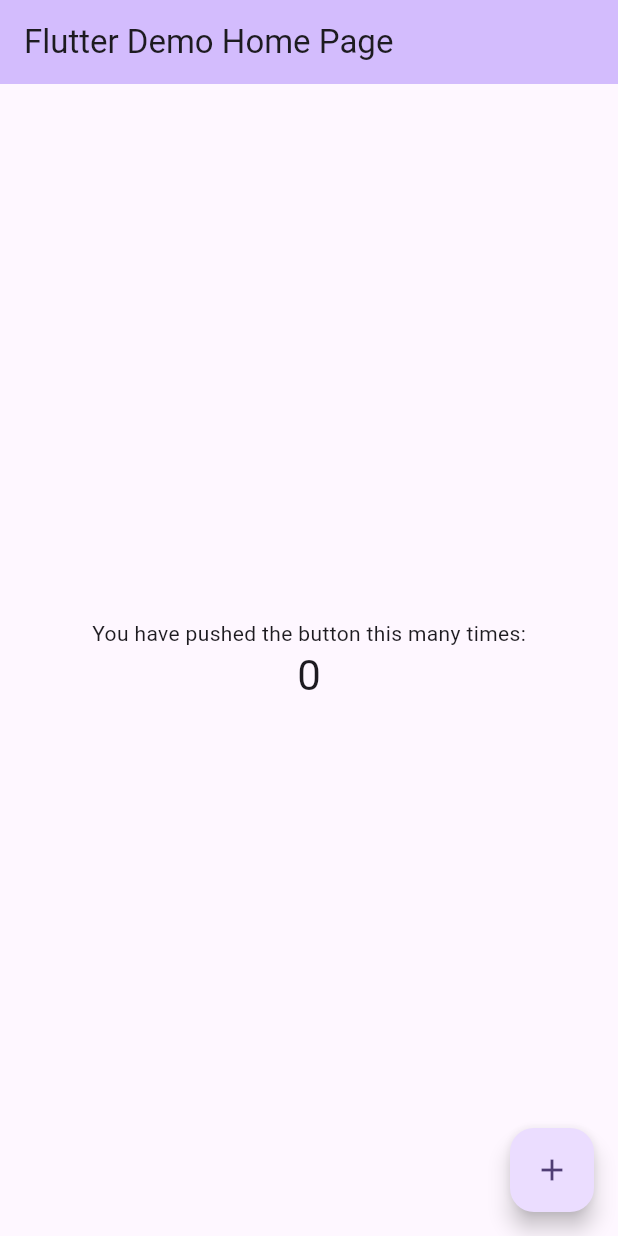
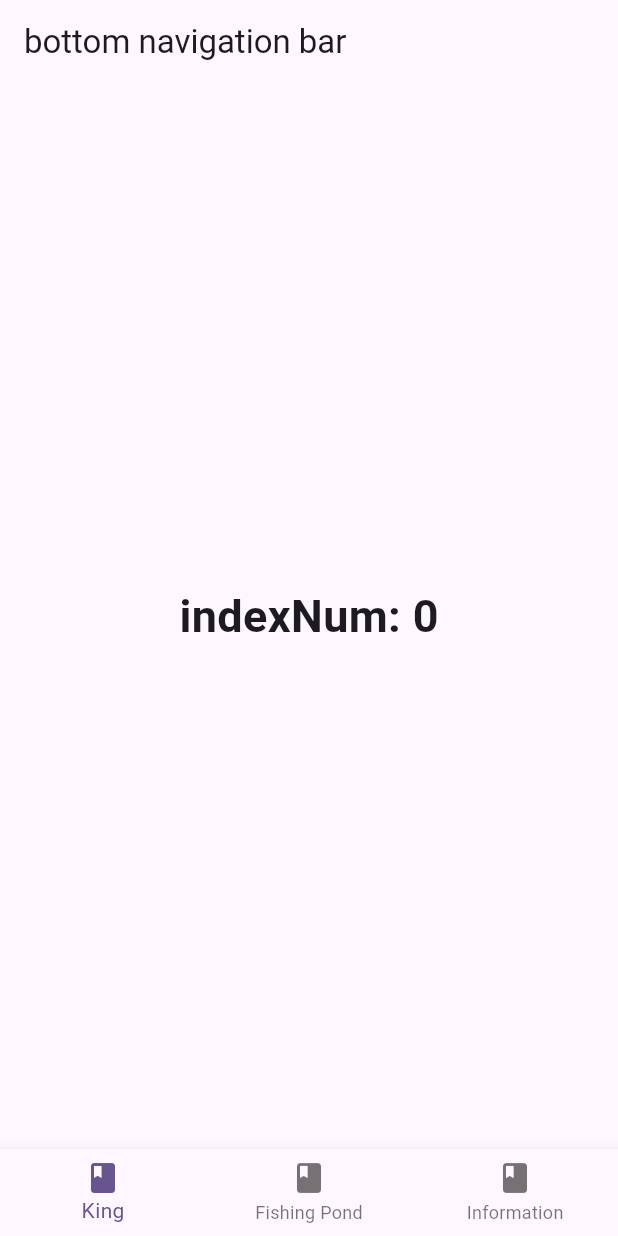
Before and after one commit to mlskUoxoU/fishing_tool, a Flutter app: the screen it shows after launch, on a phone screen of 412 x 824 dp. Run offline on Flutter 3.47's test engine with Material 3 defaults, Android fonts, the phone set to English and light mode, and no system bars.

Commit message:
add btm_nav_bar
ナビゲーションバー追加

```diff
--- /dev/null
+++ b/lib/btm_nav_bar.dart
@@ -0,0 +1,56 @@
+import 'package:flutter/material.dart';
+
+class BtmNavBar extends StatefulWidget{
+  const BtmNavBar({Key? key}) : super(key: key);
+
+  @override
+  State<BtmNavBar> createState() => _BtmNavBar();
+}
+
+class _BtmNavBar extends State<BtmNavBar>{
+  int _selectedIndex = 0;
+
+  void _onItemTapped(int index){
+    setState(() {
+      _selectedIndex = index;
+    });
+  }
+
+  @override
+  Widget build(BuildContext context){
+    return Scaffold(
+      appBar: AppBar(
+        title: const Text('bottom navigation bar'),
+      ),
+      body: Center(
+        child: Text('indexNum: $_selectedIndex',
+                    style: const TextStyle(fontSize: 30, fontWeight: FontWeight.bold)),
+      ),
+      bottomNavigationBar: BottomNavigationBar(
+        currentIndex: _selectedIndex,
+        onTap: _onItemTapped,
+        items: const <BottomNavigationBarItem>[
+          BottomNavigationBarItem(
+            icon: Icon(Icons.book),
+            label: 'King',
+            tooltip: 'キングサイズ',
+            backgroundColor: Colors.blue,
+          ),
+          BottomNavigationBarItem(
+            icon: Icon(Icons.book),
+            label: 'Fishing Pond',
+            tooltip: '釣り堀',
+            backgroundColor: Colors.blue,
+          ),
+          BottomNavigationBarItem(
+            icon: Icon(Icons.book),
+            label: 'Information',
+            tooltip: '情報',
+            backgroundColor: Colors.blue,
+          ),
+        ]
+      )
+    );
+  }
+
+}
--- a/lib/main.dart
+++ b/lib/main.dart
@@ -1,4 +1,6 @@
 import 'package:flutter/material.dart';
+
+import 'btm_nav_bar.dart';
 
 void main() {
   runApp(const MyApp());
@@ -11,30 +13,20 @@
   @override
   Widget build(BuildContext context) {
     return MaterialApp(
-      title: 'Flutter Demo',
+      title: 'Fishing Tool',
       theme: ThemeData(
-        // This is the theme of your application.
-        //
-        // TRY THIS: Try running your application with "flutter run". You'll see
-        // the application has a purple toolbar. Then, without quitting the app,
-        // try changing the seedColor in the colorScheme below to Colors.green
-        // and then invoke "hot reload" (save your changes or press the "hot
-        // reload" button in a Flutter-supported IDE, or press "r" if you used
-        // the command line to start the app).
-        //
-        // Notice that the counter didn't reset back to zero; the application
-        // state is not lost during the reload. To reset the state, use hot
-        // restart instead.
-        //
-        // This works for code too, not just values: Most code changes can be
-        // tested with just a hot reload.
         colorScheme: ColorScheme.fromSeed(seedColor: Colors.deepPurple),
+
         useMaterial3: true,
       ),
-      home: const MyHomePage(title: 'Flutter Demo Home Page'),
+      //home: const MyHomePage(title: 'Flutter Demo'),
+      home: const BtmNavBar(),
     );
   }
 }
+
+
+
 
 class MyHomePage extends StatefulWidget {
   const MyHomePage({super.key, required this.title});
```
